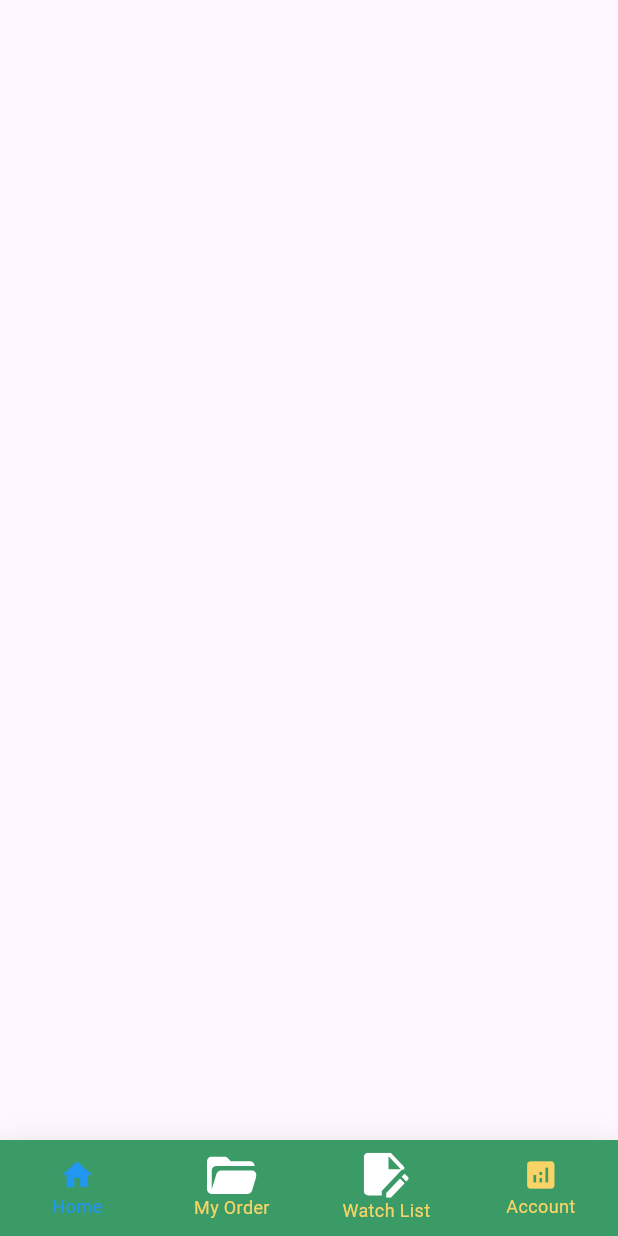
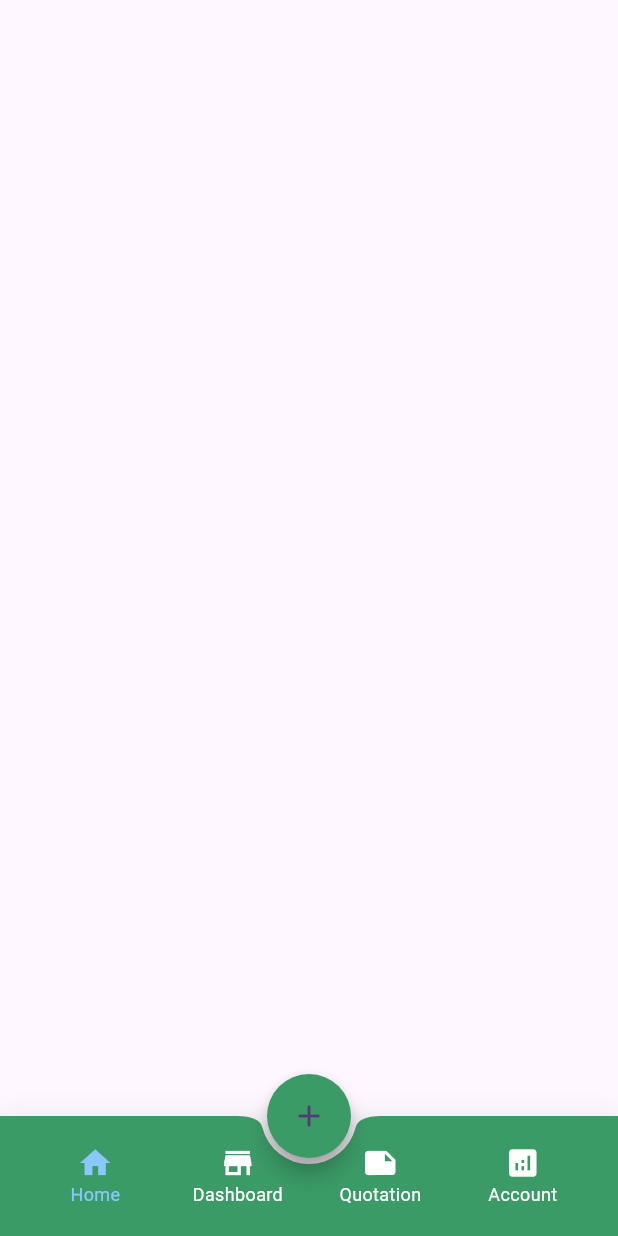
Before and after one commit to adilkhansherani/baldur, a Flutter app: the screen it shows after launch, on a phone screen of 412 x 824 dp. Run offline on Flutter 3.47's test engine with Material 2 defaults, Android fonts, the phone set to English and light mode, and no system bars; our stand-ins replace flutter_svg.

Commit message:
made some fixes to bottom navigator

```diff
--- a/lib/bottom_navigator.dart
+++ b/lib/bottom_navigator.dart
@@ -20,9 +20,8 @@ class _BottomNavigatorState extends State<BottomNavigator> {
   @override
   Widget build(BuildContext context) {
     return Container(
-      height: 64,
+      height: 80,
       decoration: BoxDecoration(
-        color: const Color.fromARGB(255, 0x3B, 0x9B, 0x67),
         boxShadow: [
           BoxShadow(
               color: Colors.grey.withOpacity(0.3),
@@ -31,35 +30,38 @@ class _BottomNavigatorState extends State<BottomNavigator> {
               offset: const Offset(0, 5))
         ],
       ),
+      child: BottomAppBar(
+        color: const Color.fromARGB(255, 0x3B, 0x9B, 0x67),
+        shape: const CircularNotchedRectangle(),
         child: BottomNavigationBar(
-        items: <BottomNavigationBarItem>[
-          const BottomNavigationBarItem(
-            icon:  Icon(Icons.home),
+          items: const <BottomNavigationBarItem>[
+            BottomNavigationBarItem(
+              icon: Icon(Icons.home),
               //: Icons.home_filled,
               label: 'Home',
             ),
             BottomNavigationBarItem(
-            icon: //_selectedIndex == 1
+              icon: Icon(Icons.store_mall_directory), //_selectedIndex == 1
               //? SvgPicture.asset('lib/svgs/directory_colored.svg'):
-                 SvgPicture.asset('lib/svgs/directory.svg'),
-            label: 'My Order',
+              //SvgPicture.asset('lib/svgs/directory.svg'),
+              label: 'Dashboard',
             ),
             BottomNavigationBarItem(
-            icon: //_selectedIndex == 2
+              icon: Icon(Icons.note), //_selectedIndex == 2
               //? SvgPicture.asset('lib/svgs/quotation_colored.svg'):
-                 SvgPicture.asset('lib/svgs/quotation.svg'),
-            label: 'Watch List',
+              //SvgPicture.asset('lib/svgs/quotation.svg'),
+              label: 'Quotation',
             ),
-          const BottomNavigationBarItem(
-            icon: Icon(Icons.analytics),//_selectedIndex == 3
+            BottomNavigationBarItem(
+              icon: Icon(Icons.analytics), //_selectedIndex == 3
               //? SvgPicture.asset('lib/svgs/analytics_colored.svg')
               //: SvgPicture.asset('lib/svgs/analytics.svg'),
               label: 'Account',
             ),
           ],
           currentIndex: _selectedIndex,
-        selectedItemColor: Colors.blue,
-        unselectedItemColor: const Color.fromARGB(255, 248, 212, 103),
+          selectedItemColor: const Color.fromARGB(255, 136, 200, 253),
+          unselectedItemColor: Colors.white,
           onTap: _onItemTapped,
           backgroundColor: Colors.transparent,
           type: BottomNavigationBarType.fixed,
@@ -67,6 +69,7 @@ class _BottomNavigatorState extends State<BottomNavigator> {
           showUnselectedLabels: true,
           elevation: 0,
         ),
+      ),
     );
   }
 }
--- a/lib/home_screen.dart
+++ b/lib/home_screen.dart
@@ -12,6 +12,13 @@ class _HomeScreenState extends State<HomeScreen> {
   @override
   Widget build(BuildContext context) {
     return Scaffold(
+      floatingActionButtonLocation: FloatingActionButtonLocation.centerDocked,
+      floatingActionButton: FloatingActionButton(
+        shape: CircleBorder(),
+        onPressed: () {},
+        backgroundColor: const Color.fromARGB(255, 0x3B, 0x9B, 0x67),
+        child: const Icon(Icons.add),
+      ),
       bottomNavigationBar: BottomNavigator(),
     );
   }
```
Lines whose indentation alone changed are shown as unchanged.
